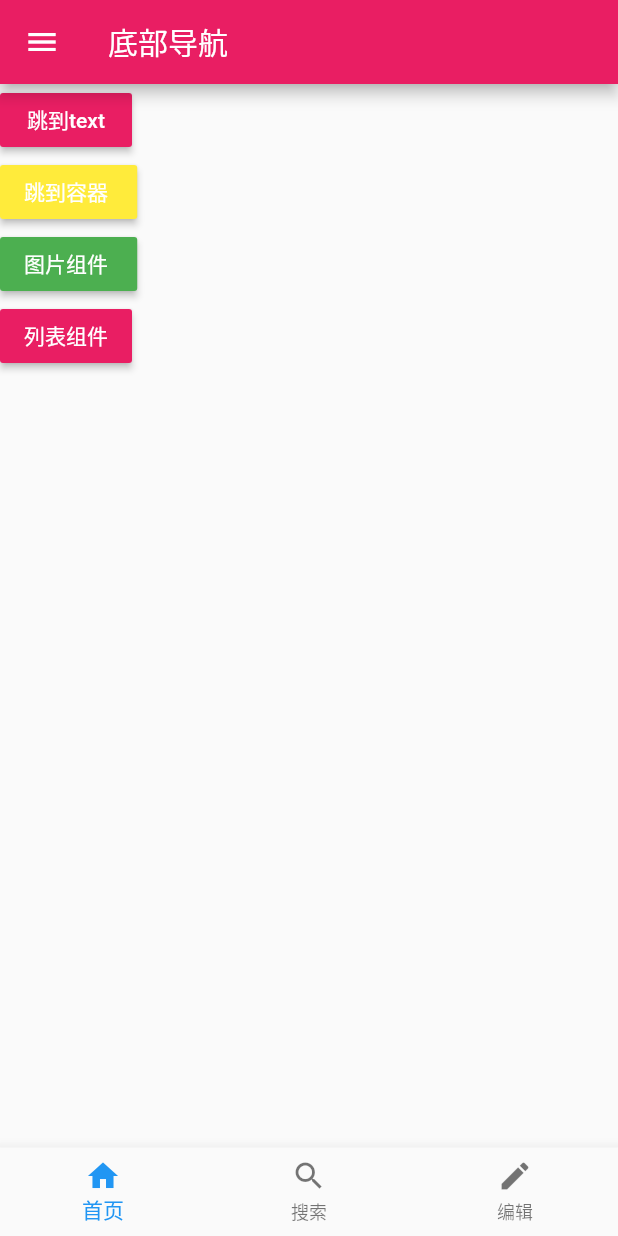
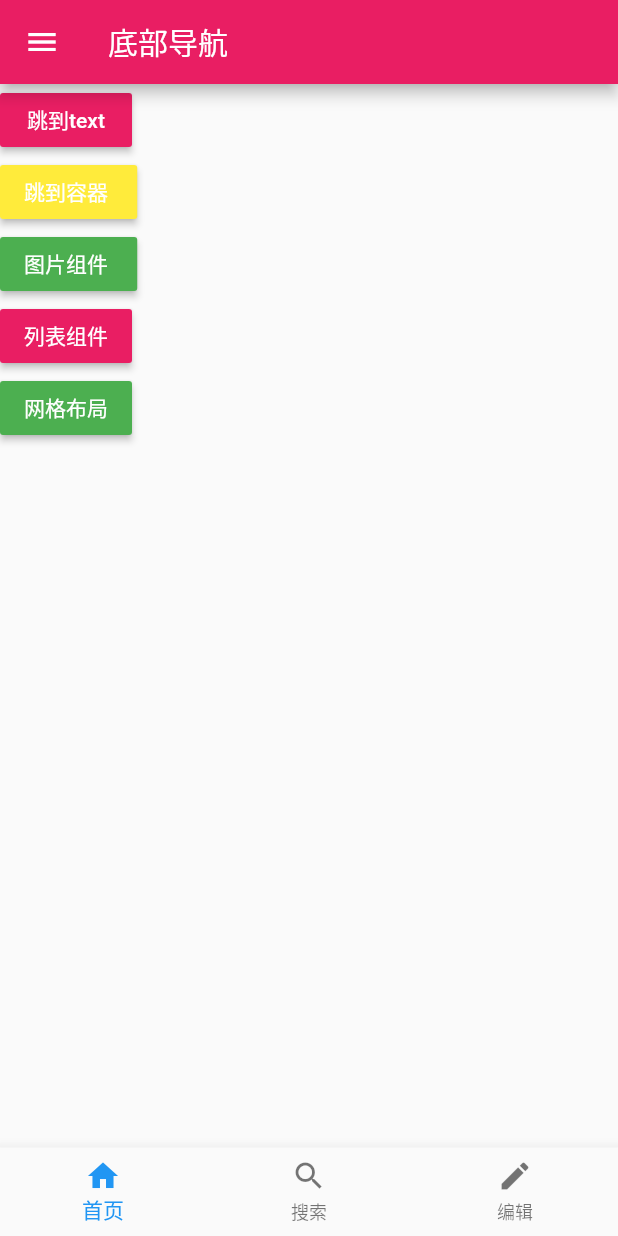
Before and after one commit to dezhizhang/flutter, a Flutter app: the screen it shows after launch, on a phone screen of 412 x 824 dp. Run offline on Flutter 3.47's test engine with Material 2 defaults, Android fonts, the phone set to English and light mode, and no system bars; our stand-ins replace chewie, date_format, device_info, dio, flutter_screenutil, flutter_swiper and 3 more; missing offline and left inert: flutter_cupertino_date_picker, flutter_inappbrowser, sy_flutter_alipay.

Commit message:
网格布局

```diff
--- a/xiaozhi/lib/main.dart
+++ b/xiaozhi/lib/main.dart
@@ -120,6 +120,14 @@ class _HomePageState extends State<HomePage> {
           onPressed: () {
             Navigator.of(context).pushNamed('/listview');
           },
+        ),
+        RaisedButton(
+          child: Text('网格布局'),
+          color: Colors.green,
+          textColor: Colors.white,
+          onPressed: () {
+            Navigator.of(context).pushNamed('/graidview');
+          },
         )
 
       ],
--- a/xiaozhi/lib/routes.dart
+++ b/xiaozhi/lib/routes.dart
@@ -18,6 +18,7 @@ import './Storage.dart';
 import './Container.dart';
 import './Image.dart';
 import './ListView.dart';
+import './GraidView.dart';
 
 
 final routes = {
@@ -39,7 +40,8 @@ final routes = {
   '/storage':(context) => StroagePage(),
   '/container':(context) => ContainerPage(),
   '/image':(context) => ImagePage(),
-  '/listview':(context) => ListViewPage()
+  '/listview':(context) => ListViewPage(),
+  '/graidview':(context) => GraidViewPage(),
 
 };
 
```
Also changed, not shown: xiaozhi/lib/GraidView.dart (added, +18 -0 lines).
